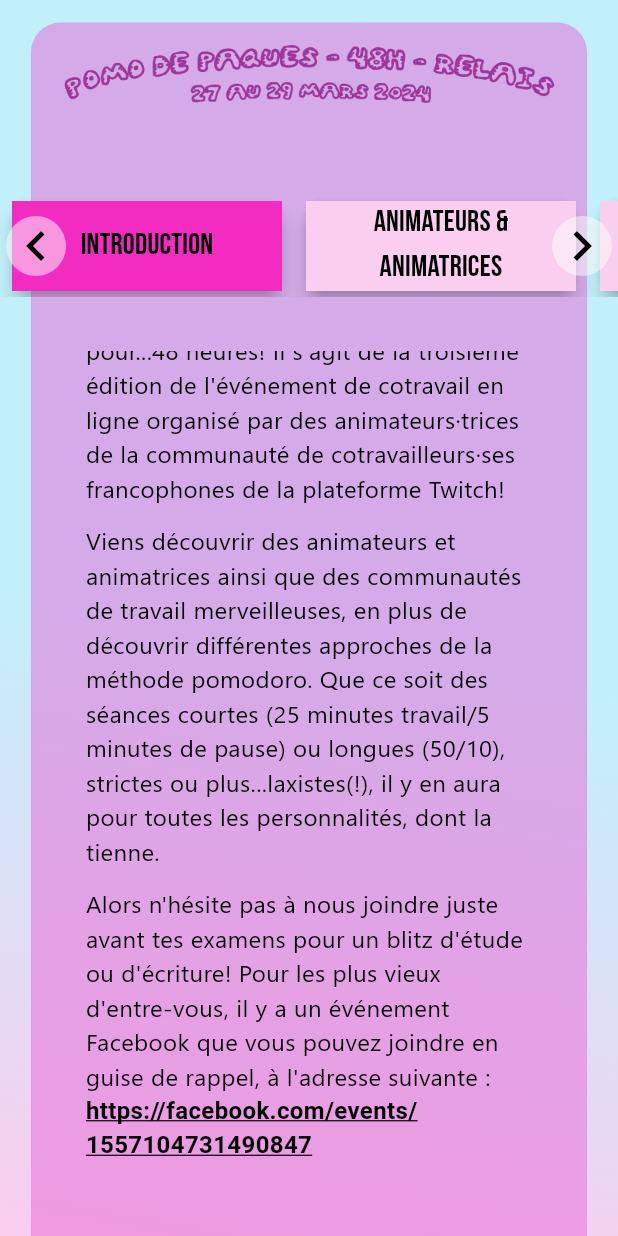
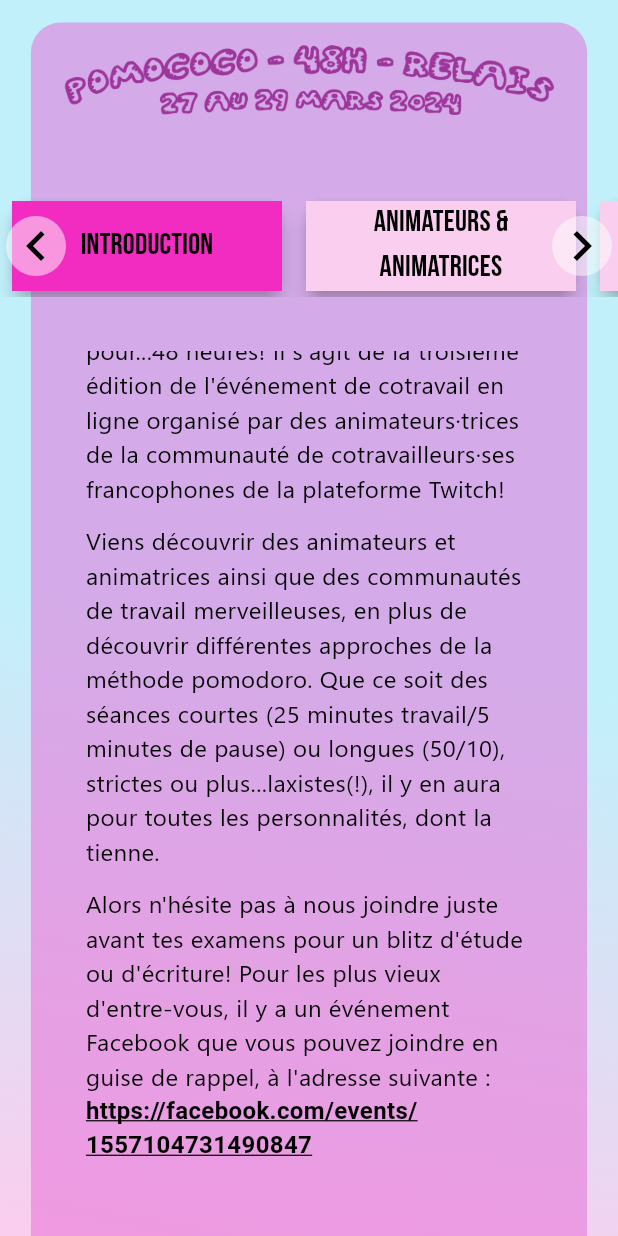
Before and after one commit to pariterre/pomo_coco_website, a Flutter app: the screen it shows after launch, scrolled down 449 dp, on a phone screen of 412 x 824 dp. Run offline on Flutter 3.47's test engine with Material 3 defaults, Android fonts, the phone set to English and light mode, and no system bars; our stand-ins replace device_info_plus, shared_preferences, youtube_player_iframe; missing offline and left inert: twitch_manager; network calls fail.

Commit message:
Changed name for PomoCoco

```diff
--- a/lib/managers/config_manager.dart
+++ b/lib/managers/config_manager.dart
@@ -1,4 +1,4 @@
-import 'package:pomo_de_paque_website/models/streamer_info.dart';
+import 'package:pomo_coco_website/models/streamer_info.dart';
 import 'package:twitch_manager/twitch_manager.dart';
 
 class ConfigManager {
@@ -12,7 +12,7 @@ class ConfigManager {
   ///
   /// General information
   ///
-  final eventName = 'Pomo de Paques - 48h - Relais';
+  final eventName = 'PomoCoco - 48h - Relais';
   final facebookEventUrl = 'https://facebook.com/events/1557104731490847';
   String youtubeEventUrlId = 'eodaPPwvwxw';
 
@@ -68,8 +68,8 @@ class ConfigManager {
   /// Twitch information
   ///
   final twichAppInfo = TwitchAppInfo(
-    appName: 'Pomo de Paque - 48h - Relais',
-    twitchAppId: 'XXXXXXX',
+    appName: 'PomoCoco - 48h - Relais',
+    twitchAppId: 'wuxnu9zxzhgu3noztxtgdsulk4c950',
     redirectDomain: 'twitchauthentication.pariterre.net',
     scope: [TwitchScope.chatters, TwitchScope.readFollowers],
   );
--- a/lib/managers/schedule_manager.dart
+++ b/lib/managers/schedule_manager.dart
@@ -1,5 +1,5 @@
-import 'package:pomo_de_paque_website/managers/config_manager.dart';
-import 'package:pomo_de_paque_website/models/schedule_info.dart';
+import 'package:pomo_coco_website/managers/config_manager.dart';
+import 'package:pomo_coco_website/models/schedule_info.dart';
 
 class ScheduleManager {
   /// Prepare the singleton
--- a/lib/screens/connect_streamers_page.dart
+++ b/lib/screens/connect_streamers_page.dart
@@ -1,6 +1,6 @@
 import 'package:flutter/material.dart';
-import 'package:pomo_de_paque_website/managers/twitch_manager.dart';
-import 'package:pomo_de_paque_website/screens/main_page.dart';
+import 'package:pomo_coco_website/managers/twitch_manager.dart';
+import 'package:pomo_coco_website/screens/main_page.dart';
 import 'package:shared_preferences/shared_preferences.dart';
 import 'package:twitch_manager/twitch_manager.dart' as tm;
 
--- a/lib/screens/introduction_page.dart
+++ b/lib/screens/introduction_page.dart
@@ -1,8 +1,8 @@
 import 'package:flutter/gestures.dart';
 import 'package:flutter/material.dart';
-import 'package:pomo_de_paque_website/managers/config_manager.dart';
-import 'package:pomo_de_paque_website/widgets/tab_container.dart';
-import 'package:pomo_de_paque_website/widgets/youtube_box.dart';
+import 'package:pomo_coco_website/managers/config_manager.dart';
+import 'package:pomo_coco_website/widgets/tab_container.dart';
+import 'package:pomo_coco_website/widgets/youtube_box.dart';
 import 'package:url_launcher/url_launcher.dart';
 import 'package:youtube_player_iframe/youtube_player_iframe.dart';
 
@@ -38,10 +38,10 @@ class IntroductionPage extends StatelessWidget {
           ),
           const SizedBox(height: 12),
           const Text(
-              'Bienvenue au Pomo-de-Pâques-48h-Relais!! Yeah!! Heu... le quoi?'),
+              'Bienvenue au PomoCoco-48h-Relais!! Yeah!! Heu... le quoi?'),
           const SizedBox(height: 12),
           const Text(
-              'Le Pomo-de-Pâques-48h-Relais! Ça ne te dit toujours rien? Je t\'explique :'),
+              'Le PomoCoco-48h-Relais! Ça ne te dit toujours rien? Je t\'explique :'),
           const SizedBox(height: 12),
           Text.rich(TextSpan(children: [
             const TextSpan(
@@ -61,7 +61,7 @@ class IntroductionPage extends StatelessWidget {
             ),
             const TextSpan(
                 text:
-                    '), «\u00a0Pâques\u00a0» car l\'événement se tient tout prêt '
+                    '), «\u00a0Coco\u00a0» car l\'événement se tient tout prêt '
                     ' de la fête des oeufs et «\u00a048h\u00a0» pour...48 heures! '
                     'Il s\'agit de la troisième édition de l\'événement de '
                     'cotravail en ligne organisé par des animateurs\u00b7trices de la communauté '
--- a/lib/screens/thanking_page.dart
+++ b/lib/screens/thanking_page.dart
@@ -1,6 +1,6 @@
 import 'package:flutter/gestures.dart';
 import 'package:flutter/material.dart';
-import 'package:pomo_de_paque_website/widgets/tab_container.dart';
+import 'package:pomo_coco_website/widgets/tab_container.dart';
 import 'package:url_launcher/url_launcher.dart';
 
 class ThankingPage extends StatelessWidget {
--- a/lib/widgets/background.dart
+++ b/lib/widgets/background.dart
@@ -2,7 +2,7 @@ import 'dart:async';
 import 'dart:math';
 
 import 'package:flutter/material.dart';
-import 'package:pomo_de_paque_website/managers/theme_manager.dart';
+import 'package:pomo_coco_website/managers/theme_manager.dart';
 
 class Background extends StatelessWidget {
   const Background({super.key, required this.child});
@@ -79,7 +79,7 @@ class Background extends StatelessWidget {
           Positioned(
             top: 30,
             child: SizedBox(
-              width: min(700, MediaQuery.of(context).size.width * 0.8),
+              width: min(650, MediaQuery.of(context).size.width * 0.8),
               child: Image.asset('assets/images/title.png'),
             ),
           ),
--- a/lib/widgets/menu.dart
+++ b/lib/widgets/menu.dart
@@ -1,5 +1,5 @@
 import 'package:flutter/material.dart';
-import 'package:pomo_de_paque_website/managers/theme_manager.dart';
+import 'package:pomo_coco_website/managers/theme_manager.dart';
 
 class Menu extends StatefulWidget {
   const Menu({
--- a/lib/widgets/youtube_box.dart
+++ b/lib/widgets/youtube_box.dart
@@ -1,6 +1,6 @@
 import 'package:device_info_plus/device_info_plus.dart';
 import 'package:flutter/material.dart';
-import 'package:pomo_de_paque_website/managers/theme_manager.dart';
+import 'package:pomo_coco_website/managers/theme_manager.dart';
 import 'package:url_launcher/url_launcher.dart';
 import 'package:youtube_player_iframe/youtube_player_iframe.dart';
 
--- a/pubspec.yaml
+++ b/pubspec.yaml
@@ -1,4 +1,4 @@
-name: pomo_de_paque_website
+name: pomo_coco_website
 description: "Site web officiel du FestiFocus-48h-Relais, édition Pâques 2024"
 # The following line prevents the package from being accidentally published to
 # pub.dev using `flutter pub publish`. This is preferred for private packages.
```
Also changed, not shown: lib/main.dart (+14 -13 lines), lib/managers/chatters_manager.dart (+4 -4 lines), lib/screens/main_page.dart (+11 -11 lines), lib/screens/prize_page.dart (+4 -4 lines), lib/screens/schedule_page.dart (+4 -4 lines), lib/screens/streamers_page.dart (+6 -6 lines), lib/screens/viewers_page.dart (+6 -6 lines), assets/images/title.png, assets/raw/all_easters.svg, 3 other files.
